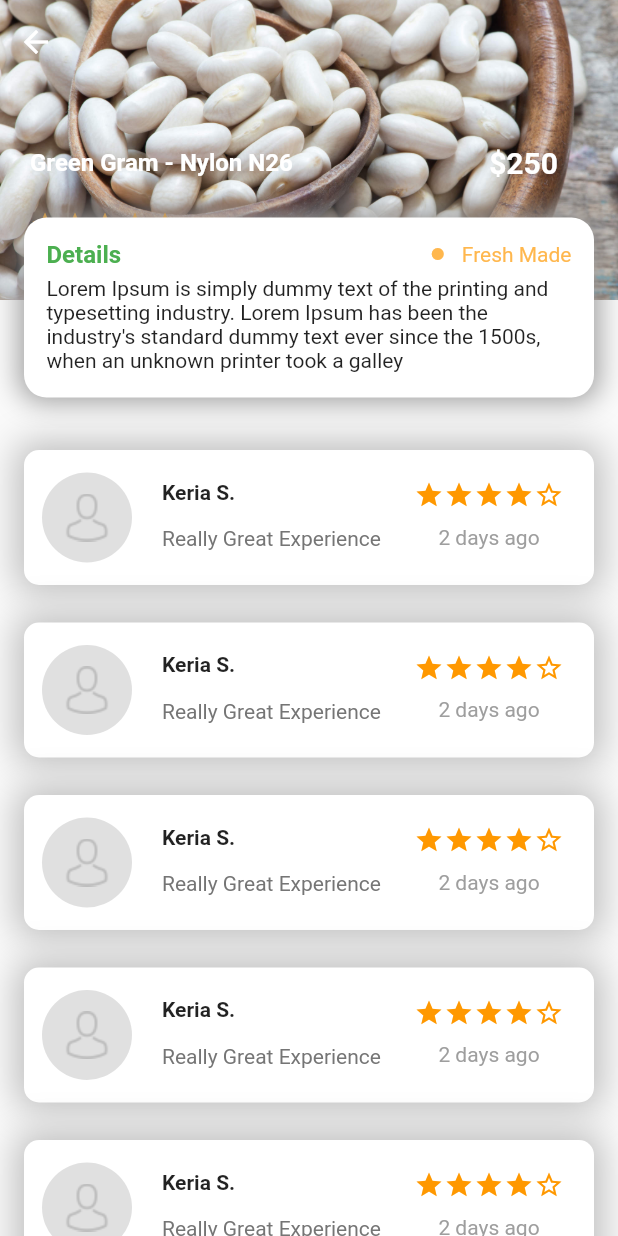
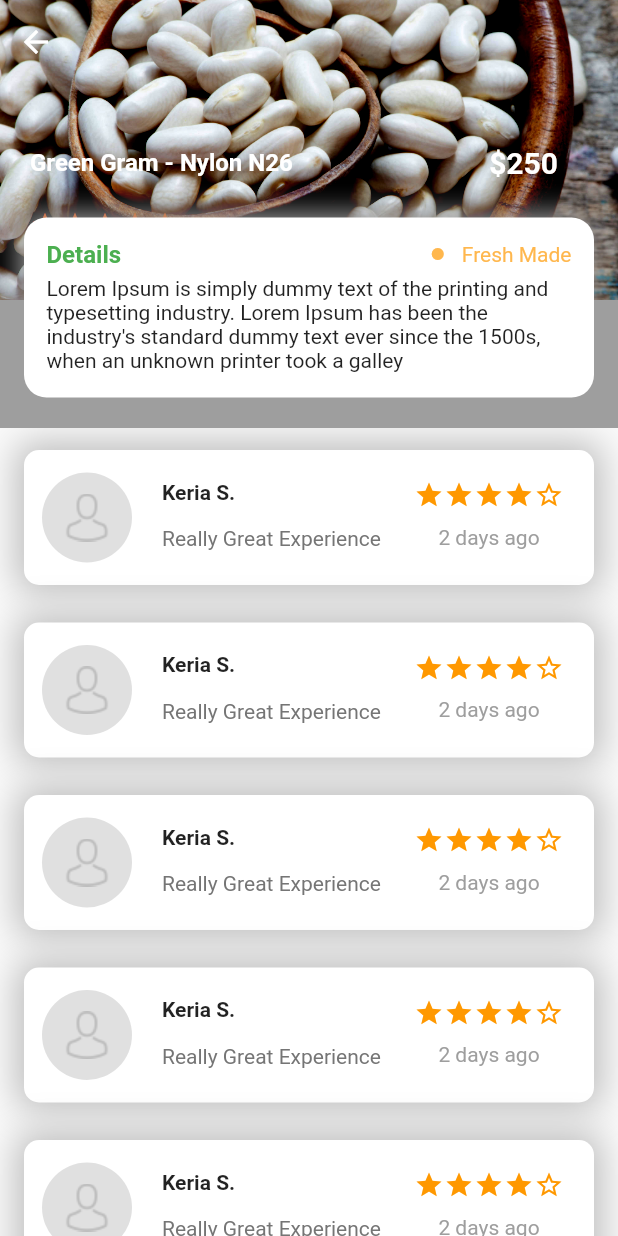
Before and after one commit to Bahaaib/FarmtrustApp, a Flutter app: the screen it shows after launch, on a phone screen of 412 x 824 dp. Run offline on Flutter 3.47's test engine with Material 2 defaults, Android fonts, the phone set to English and light mode, and no system bars; drawn by our look-alikes of smooth_star_rating; our stand-ins replace firebase_auth; missing offline and left inert: flutter_facebook_login; accounts and stored records are empty.

Commit message:
completed SliverAppBar

```diff
--- a/lib/shared_widgets/collapsing_bar.dart
+++ b/lib/shared_widgets/collapsing_bar.dart
@@ -7,7 +7,9 @@ class CollapsingAppBar extends StatelessWidget {
     return Container(
       child: Stack(
         children: <Widget>[
-          Container(
+          ColorFiltered(
+            colorFilter: ColorFilter.mode(Colors.grey, BlendMode.colorBurn),
+            child: Container(
               height: 200.0,
               decoration: BoxDecoration(
                 image: DecorationImage(
@@ -87,6 +89,7 @@ class CollapsingAppBar extends StatelessWidget {
                 ],
               ),
             ),
+          ),
           Align(
             alignment: Alignment.bottomCenter,
             child: Container(
```
Also changed, not shown: pubspec.lock. Lines whose indentation alone changed are shown as unchanged.
